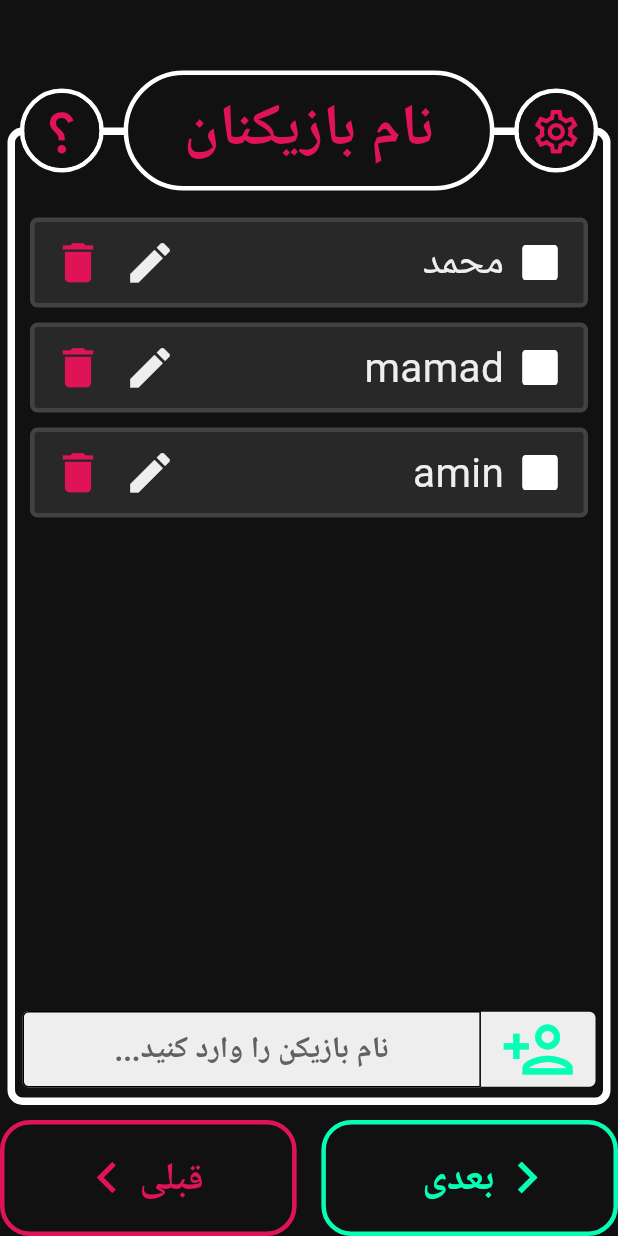
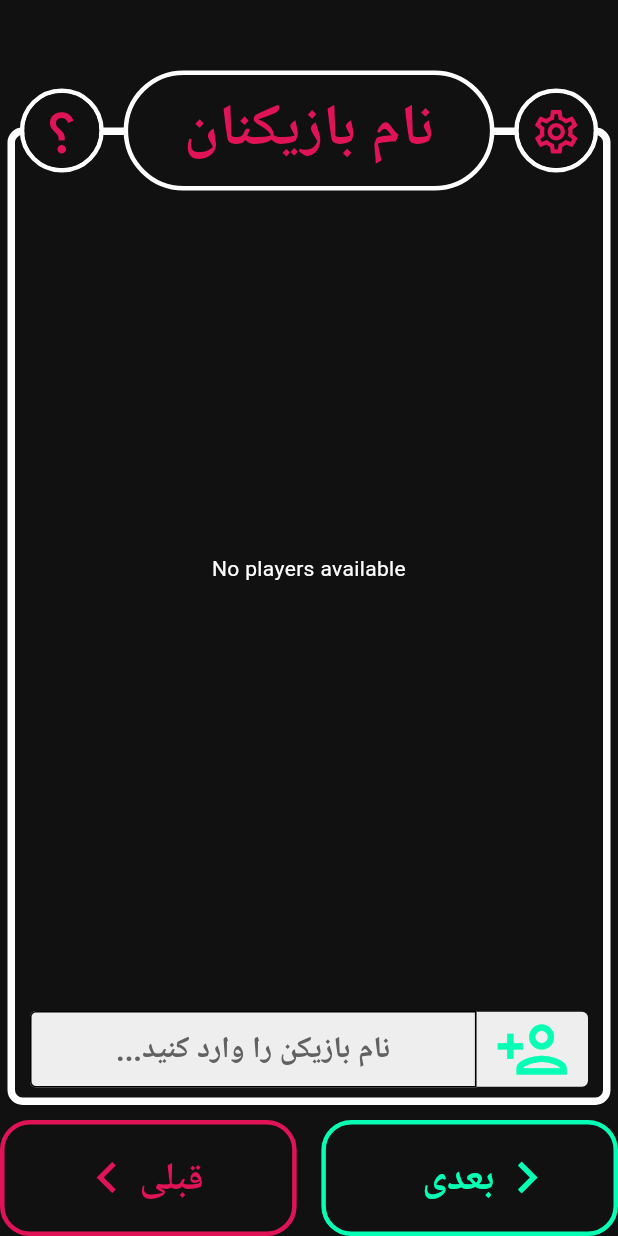
Before and after one commit to MHMDHSiN83/mafia_killer, a Flutter app: the PlayersPage screen opened by its route, on a phone screen of 412 x 824 dp. Run offline on Flutter 3.47's test engine with Material 3 defaults, Android fonts, the phone set to English and light mode, and no system bars; our stand-ins replace isar; accounts and stored records are empty; generated files the repository leaves out were written again; project files that could hold a hidden picture were left out.

Commit message:
finish player database

```diff
--- /dev/null
+++ b/lib/databases/player.dart
@@ -0,0 +1,57 @@
+import 'package:flutter/foundation.dart';
+import 'package:isar/isar.dart';
+import 'package:mafia_killer/models/isar_service.dart';
+import 'package:provider/provider.dart';
+
+// dart run build_runner build
+part 'player.g.dart';
+
+@collection
+class Player extends ChangeNotifier {
+  Player(this.name) {
+    doesParticipate = false;
+  }
+  Player.static();
+
+  Id id = Isar.autoIncrement;
+  late bool doesParticipate;
+  late String name;
+
+  // C R E A T E
+  static Future<void> addPlayer(String name) async {
+    final newPlayer = Player(name);
+    final isar = await IsarService.db;
+    isar.writeTxnSync(() => isar.players.putSync(newPlayer));
+  }
+
+  // R E A D
+  static Stream<List<Player>> listenToPlayers() async* {
+    final isar = await IsarService.db;
+    yield* isar.players.where().watch(fireImmediately: true);
+  }
+
+  // U P D A T E
+  static Future<void> editPlayerName(Player player, String newName) async {
+    final isar = await IsarService.db;
+    isar.writeTxnSync(() {
+      player.name = newName;
+      isar.players.putSync(player);
+    });
+  }
+
+  static Future<void> changePlayerStatus(Player player) async {
+    final isar = await IsarService.db;
+    isar.writeTxnSync(() {
+      player.doesParticipate = !player.doesParticipate;
+      isar.players.putSync(player);
+    });
+  }
+
+  // D E L E T E
+  static Future<void> deletePlayer(Player player) async {
+    final isar = await IsarService.db;
+    isar.writeTxnSync(() {
+      isar.players.deleteSync(player.id);
+    });
+  }
+}
--- a/lib/main.dart
+++ b/lib/main.dart
@@ -1,6 +1,6 @@
 import 'package:flutter/material.dart';
 import 'package:mafia_killer/models/app_handler.dart';
-import 'package:mafia_killer/models/player.dart';
+import 'package:mafia_killer/databases/player.dart';
 import 'package:mafia_killer/pages/game_settings_page.dart';
 import 'package:mafia_killer/pages/intro_page.dart';
 import 'package:mafia_killer/pages/players_page.dart';
@@ -12,7 +12,7 @@ void main() {
   runApp(MultiProvider(
       providers: [
         ChangeNotifierProvider<AppHandler>(create: (context) => AppHandler()),
-        ChangeNotifierProvider<Player>(create: (context) => Player.n()),
+        ChangeNotifierProvider<Player>(create: (context) => Player.static()),
       ],
     child: Directionality(
       child: MyApp(),
--- a/lib/models/app_handler.dart
+++ b/lib/models/app_handler.dart
@@ -1,5 +1,5 @@
 import 'package:flutter/foundation.dart';
-import 'package:mafia_killer/models/player.dart';
+import 'package:mafia_killer/databases/player.dart';
 
 class AppHandler extends ChangeNotifier {
   // players page stuff
@@ -31,7 +31,7 @@ class AppHandler extends ChangeNotifier {
   bool playMusic = true;
   String a = '2';
   void changePlayerStatus(Player player) {
-    player.changeStatus();
+    // player.changeStatus();
     notifyListeners();
   }
 
@@ -41,7 +41,7 @@ class AppHandler extends ChangeNotifier {
   }
 
   void editPlayerName(Player player, String newName) {
-    player.name = newName;
+    // player.name = newName;
     notifyListeners();
   }
 
--- a/lib/models/player.dart
+++ /dev/null
@@ -1,47 +0,0 @@
-import 'package:flutter/foundation.dart';
-import 'package:isar/isar.dart';
-import 'package:mafia_killer/models/isar_service.dart';
-
-// dart run build_runner build
-part 'player.g.dart';
-
-@collection
-class Player extends ChangeNotifier {
-  // Player(this._name);
-  Player(String name) {
-    IsarService();
-    _name = name;
-  }
-  Player.n();
-  Id id = Isar.autoIncrement;
-  late String _name;
-  String get name => _name;
-  set name(String? value) {
-    if (value != null) {
-      _name = value;
-    }
-    // TODO
-    else {
-      print("throw null exception");
-    }
-  }
-
-  bool _doesParticipate = false;
-  bool get doesParticipate => _doesParticipate;
-
-  void changeStatus() {
-    _doesParticipate = !_doesParticipate;
-  }
-
-  Future<void> addPlayer(String name) async {
-    final newPlayer = Player(name);
-    final isar = await IsarService.db;
-
-    await isar.writeTxnSync(() => isar.players.putSync(newPlayer));
-  }
-
-  Stream<List<Player>> listenToPlayers() async* {
-    final isar = await IsarService.db;
-    yield* isar.players.where().watch(fireImmediately: true);
-  }
-}
--- a/lib/pages/intro_page.dart
+++ b/lib/pages/intro_page.dart
@@ -1,10 +1,12 @@
 import 'package:flutter/material.dart';
+import 'package:mafia_killer/models/isar_service.dart';
 
 class IntroPage extends StatelessWidget {
   const IntroPage({super.key});
 
   @override
   Widget build(BuildContext context) {
+    IsarService();
     return Scaffold(
       body: Center(
         child: Container(
--- a/lib/pages/players_page.dart
+++ b/lib/pages/players_page.dart
@@ -3,7 +3,7 @@ import 'package:mafia_killer/components/my_outlined_button.dart';
 import 'package:mafia_killer/components/page_frame.dart';
 import 'package:mafia_killer/components/player_tile.dart';
 import 'package:mafia_killer/models/app_handler.dart';
-import 'package:mafia_killer/models/player.dart';
+import 'package:mafia_killer/databases/player.dart';
 import 'package:mafia_killer/themes/app_color.dart';
 import 'package:provider/provider.dart';
 
@@ -23,7 +23,7 @@ class _PlayersPageState extends State<PlayersPage> {
     }
     // context.read<AppHandler>().addPlayer(_controller.text);
     // _controller.text = '';
-    context.read<Player>().addPlayer(_controller.text);
+    Player.addPlayer(_controller.text);
     _controller.text = '';
   }
 
@@ -45,26 +45,43 @@ class _PlayersPageState extends State<PlayersPage> {
                 children: [
                   Expanded(
                     flex: 9,
-                    child: Consumer<AppHandler>(
-                        builder: (context, handler, child) {
+                    child: StreamBuilder<List<Player>>(
+                        stream: Player.listenToPlayers(),
+                        builder: (context, snapshot) {
+                          if (snapshot.connectionState ==
+                              ConnectionState.waiting) {
+                            return const Center(
+                                child: CircularProgressIndicator());
+                          } else if (snapshot.hasError) {
+                            return Center(
+                                child: Text('Error: ${snapshot.error}'));
+                          } else if (!snapshot.hasData ||
+                              snapshot.data!.isEmpty) {
+                            return const Center(
+                                child: Text('No players available'));
+                          } else {
+                            final players = snapshot.data!;
                             return ListView.builder(
-                        itemCount: handler.players.length,
+                              padding: EdgeInsets.symmetric(
+                                  vertical: 50, horizontal: 15),
+                              itemCount: players.length,
                               itemBuilder: (context, index) {
                                 return Container(
                                   margin: EdgeInsets.symmetric(vertical: 5),
-                            child: PlayerTile(player: handler.players[index]),
+                                  child: PlayerTile(
+                                    player: players[index],
+                                  ),
                                 );
                               },
-                        padding:
-                            EdgeInsets.symmetric(vertical: 50, horizontal: 10),
                             );
+                          }
                         }),
                   ),
                   Expanded(
                     flex: 1,
                     child: Padding(
                       padding: const EdgeInsets.symmetric(
-                          vertical: 0, horizontal: 5),
+                          vertical: 0, horizontal: 10),
                       child: Row(children: [
                         Expanded(
                           flex: 1,
```
Also changed, not shown: lib/components/player_tile.dart (+8 -7 lines), lib/databases/player_database.dart (deleted, +0 -23 lines), lib/models/isar_service.dart (+2 -6 lines), lib/pages/test.dart (deleted, +0 -42 lines), lib/databases/player.g.dart. Lines whose indentation alone changed are shown as unchanged.
